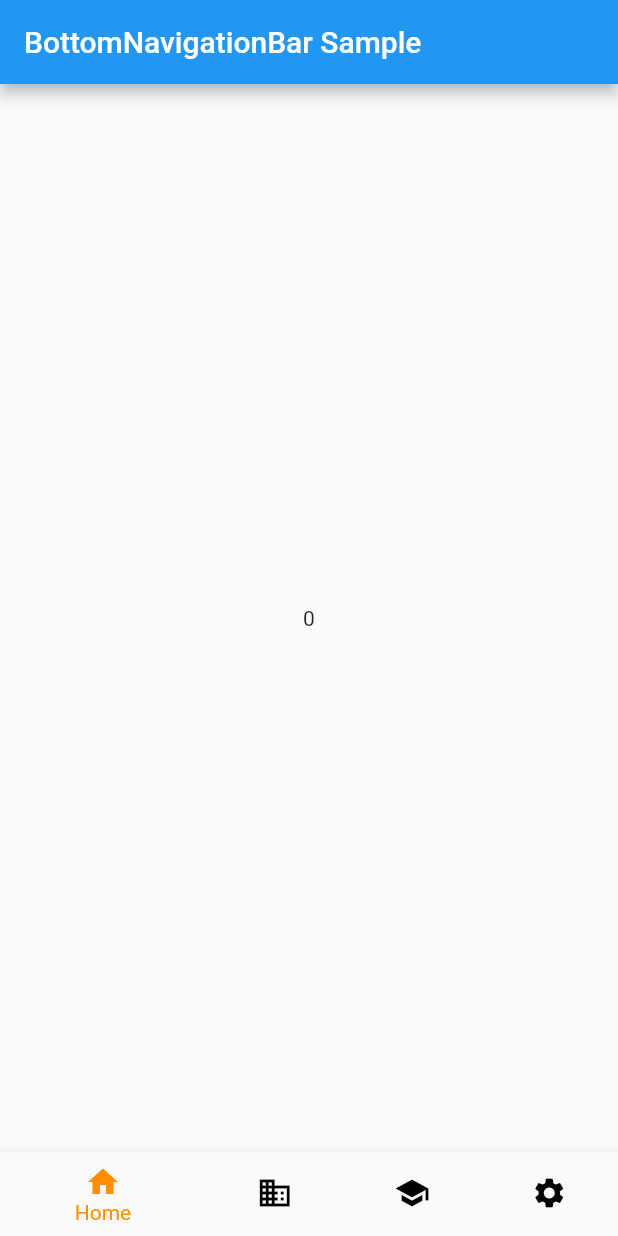
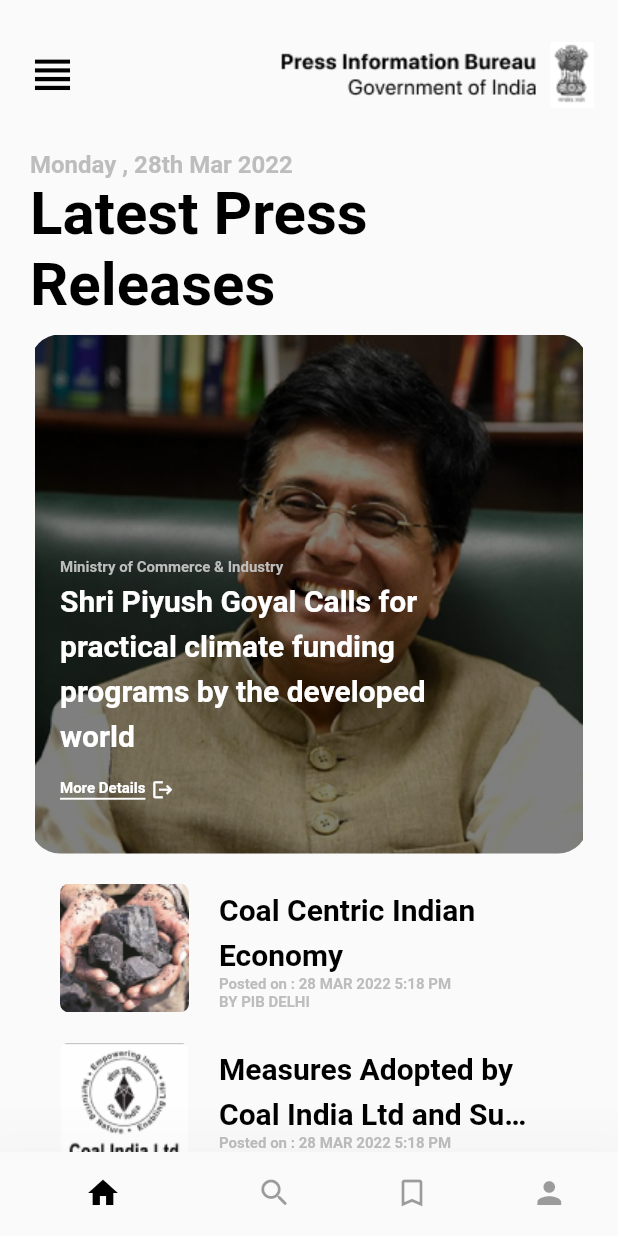
Before and after one commit to Rinav07/SIH-App, a Flutter app: the screen it shows after launch, on a phone screen of 412 x 824 dp. Run offline on Flutter 3.47's test engine with Material 2 defaults, Android fonts, the phone set to English and light mode, and no system bars.

Commit message:
home page done

```diff
--- /dev/null
+++ b/App/lib/home.dart
@@ -0,0 +1,271 @@
+import 'package:flutter/material.dart';
+
+// ignore: camel_case_types
+class homepage extends StatefulWidget {
+  const homepage({Key? key}) : super(key: key);
+
+  @override
+  State<homepage> createState() => _homepageState();
+}
+
+// ignore: camel_case_types
+class _homepageState extends State<homepage> {
+  @override
+  Widget build(BuildContext context) {
+    return Padding(
+      padding: const EdgeInsets.symmetric(horizontal: 20.0),
+      child: SingleChildScrollView(
+        child: Expanded(
+          child: Column(
+            mainAxisAlignment: MainAxisAlignment.spaceBetween,
+            crossAxisAlignment: CrossAxisAlignment.start,
+            children: [
+              const Text(
+                'Monday , 28th Mar 2022',
+                style: TextStyle(
+                    fontSize: 16,
+                    fontWeight: FontWeight.bold,
+                    color: Color(0xFFBDBDBD)),
+              ),
+              const Text(
+                'Latest Press Releases',
+                style: TextStyle(
+                    fontSize: 40, fontWeight: FontWeight.bold, color: Colors.black),
+              ),
+              Padding(
+                padding: const EdgeInsets.symmetric(vertical: 10.0),
+                child: Container(
+                  height: 346,
+                  width: double.infinity,
+                  decoration: BoxDecoration(
+                    borderRadius: const BorderRadius.all(Radius.circular(20)),
+                    image: DecorationImage(
+                        image: const AssetImage('assets/MoR_Piyush_Goyal 1.png'),
+                        colorFilter: ColorFilter.mode(
+                            Colors.black.withOpacity(0.5), BlendMode.srcOver)),
+                  ),
+                  child: Padding(
+                    padding: const EdgeInsets.all(20.0),
+                    child: Column(
+                      mainAxisAlignment: MainAxisAlignment.end,
+                      crossAxisAlignment: CrossAxisAlignment.start,
+                      children: [
+                        const Text(
+                          'Ministry of Commerce & Industry',
+                          style: TextStyle(
+                            fontWeight: FontWeight.bold,
+                            fontSize: 10,
+                            color: Color(0xFFBDBDBD),
+                          ),
+                        ),
+                        SizedBox(
+                          width: MediaQuery.of(context).size.width * 0.7,
+                          child: const Text(
+                            'Shri Piyush Goyal Calls for practical climate funding programs by the developed world',
+                            style: TextStyle(
+                              height: 1.5,
+                              fontWeight: FontWeight.bold,
+                              fontSize: 20,
+                              color: Colors.white,
+                            ),
+                          ),
+                        ),
+                        Padding(
+                          padding: const EdgeInsets.symmetric(vertical: 15.0),
+                          child: Row(
+                            mainAxisAlignment: MainAxisAlignment.start,
+                            children: [
+                              Container(
+
+                                decoration: const BoxDecoration(
+                                  border: Border(bottom: BorderSide(
+                                    color: Colors.white,
+                                    width: 1.3,
+                                  ))
+                                ),
+                                child: const Text(
+                                  'More Details',
+                                  style: TextStyle(
+                                    // height: 1.5,
+                                    fontWeight: FontWeight.bold,
+                                    fontSize: 10,
+                                    // decoration: TextDecoration.underline,
+                                    decorationThickness: 2,
+                                    color: Colors.white,
+                                  ),
+                                ),
+                              ),
+                              const Padding(
+                                padding: EdgeInsets.symmetric(horizontal: 4.0),
+                                child: Icon(Icons.logout, color: Colors.white,size: 15,),
+                              )
+                            ],
+                          ),
+                        )
+                      ],
+                    ),
+                  ),
+                ),
+              ),
+              Column(
+                children: [
+                  Padding(
+                    padding: const EdgeInsets.symmetric(vertical: 10.0),
+                    child: Row(
+                      mainAxisAlignment: MainAxisAlignment.start,
+                      children: [
+                        Padding(
+                          padding: const EdgeInsets.symmetric(horizontal: 20.0),
+                          child: Container(
+                            height: 86,
+                            width: 86,
+                            decoration: BoxDecoration(
+                              borderRadius: BorderRadius.circular(6.0),
+                              image: DecorationImage(image: AssetImage('assets/Screenshot 2022-03-28 223907 1.png'),)
+                            ),
+                          ),
+                        ),
+                        Column(
+                          crossAxisAlignment: CrossAxisAlignment.start,
+                          children: [
+                            SizedBox(
+                              width: MediaQuery.of(context).size.width * 0.5,
+                              child: const Text(
+                                'Coal Centric Indian Economy',
+                                maxLines: 2,
+                                style: TextStyle(
+                                  overflow: TextOverflow.ellipsis,
+                                  height: 1.5,
+                                  fontWeight: FontWeight.bold,
+                                  fontSize: 20,
+                                  color: Colors.black,
+                                ),
+                              ),
+                            ),
+
+                            SizedBox(
+                              width: MediaQuery.of(context).size.width * 0.4,
+                              child: const Text(
+                                'Posted on : 28 MAR 2022 5:18 PM BY PIB DELHI',
+                                style: TextStyle(
+                                  fontWeight: FontWeight.bold,
+                                  fontSize: 10,
+                                  color: Color(0xFFBDBDBD),
+                                ),
+                              ),
+                            )
+                          ],
+                        )
+                      ],
+                    ),
+                  ),
+                  Padding(
+                    padding: const EdgeInsets.symmetric(vertical: 10.0),
+                    child: Row(
+                      mainAxisAlignment: MainAxisAlignment.start,
+                      children: [
+                        Padding(
+                          padding: const EdgeInsets.symmetric(horizontal: 20.0),
+                          child: Container(
+                            height: 86,
+                            width: 86,
+                            decoration: BoxDecoration(
+                                borderRadius: BorderRadius.circular(6.0),
+                                image: DecorationImage(image: AssetImage('assets/coal-india-ltd 2.png'),)
+                            ),
+                          ),
+                        ),
+                        Column(
+                          crossAxisAlignment: CrossAxisAlignment.start,
+                          children: [
+                            SizedBox(
+                              width: MediaQuery.of(context).size.width * 0.5,
+                              child: const Text(
+                                'Measures Adopted by Coal India Ltd and Substituted',
+                                maxLines: 2,
+                                style: TextStyle(
+                                  overflow: TextOverflow.ellipsis,
+                                  height: 1.5,
+                                  fontWeight: FontWeight.bold,
+                                  fontSize: 20,
+                                  color: Colors.black,
+                                ),
+                              ),
+                            ),
+
+                            SizedBox(
+                              width: MediaQuery.of(context).size.width * 0.4,
+                              child: const Text(
+                                'Posted on : 28 MAR 2022 5:18 PM BY PIB DELHI',
+                                style: TextStyle(
+                                  fontWeight: FontWeight.bold,
+                                  fontSize: 10,
+                                  color: Color(0xFFBDBDBD),
+                                ),
+                              ),
+                            )
+                          ],
+                        )
+                      ],
+                    ),
+                  ),
+                  Padding(
+                    padding: const EdgeInsets.symmetric(vertical: 10.0),
+                    child: Row(
+                      mainAxisAlignment: MainAxisAlignment.start,
+                      children: [
+                        Padding(
+                          padding: const EdgeInsets.symmetric(horizontal: 20.0),
+                          child: Container(
+                            height: 86,
+                            width: 86,
+                            decoration: BoxDecoration(
+                                borderRadius: BorderRadius.circular(6.0),
+                                image: DecorationImage(image: AssetImage('assets/Screenshot 2022-03-28 223907 1.png'),)
+                            ),
+                          ),
+                        ),
+                        Column(
+                          crossAxisAlignment: CrossAxisAlignment.start,
+                          children: [
+                            SizedBox(
+                              width: MediaQuery.of(context).size.width * 0.5,
+                              child: const Text(
+                                'Coal Centric Indian Economy',
+                                maxLines: 2,
+                                style: TextStyle(
+                                  overflow: TextOverflow.ellipsis,
+                                  height: 1.5,
+                                  fontWeight: FontWeight.bold,
+                                  fontSize: 20,
+                                  color: Colors.black,
+                                ),
+                              ),
+                            ),
+
+                            SizedBox(
+                              width: MediaQuery.of(context).size.width * 0.4,
+                              child: const Text(
+                                'Posted on : 28 MAR 2022 5:18 PM BY PIB DELHI',
+                                style: TextStyle(
+                                  fontWeight: FontWeight.bold,
+                                  fontSize: 10,
+                                  color: Color(0xFFBDBDBD),
+                                ),
+                              ),
+                            )
+                          ],
+                        )
+                      ],
+                    ),
+                  ),
+
+                ],
+              )
+            ],
+          ),
+        ),
+      ),
+    );
+  }
+}
--- a/App/lib/main.dart
+++ b/App/lib/main.dart
@@ -1,4 +1,8 @@
 import 'package:flutter/material.dart';
+import 'package:sihapp/search.dart';
+
+import 'home.dart';
+//import 'package:flutter_svg/flutter_svg.dart';
 
 void main() => runApp(const MyApp());
 
@@ -22,10 +26,19 @@
 
 class _MyStatefulWidgetState extends State<MyStatefulWidget> {
   int _selectedIndex = 0;
+  late Widget _widgetoption = homepage();
 
   void _onItemTapped(int index) {
     setState(() {
       _selectedIndex = index;
+      if(index == 0)
+        {
+          _widgetoption = const homepage();
+        }
+      else if (index == 1)
+        {
+          _widgetoption = const Searchpage();
+        }
     });
   }
 
@@ -33,33 +46,47 @@
   Widget build(BuildContext context) {
     return Scaffold(
       appBar: AppBar(
-        title: const Text('BottomNavigationBar Sample'),
+        toolbarHeight: 100,
+        leadingWidth: 70,
+        leading: const Icon(
+          Icons.view_headline,
+          color: Colors.black,
+          size: 35,
+        ),
+        backgroundColor: Colors.transparent,
+        elevation: 0,
+        // titleSpacing: MediaQuery.of(context).size.width*0.1,
+        title: _selectedIndex==0? const Image(
+          alignment: Alignment.centerRight,
+          height: 80,
+          image: AssetImage('assets/Group 6.png'),
+        ): null,
       ),
-      body: Center(
-        child: Text(_selectedIndex.toString()),
-      ),
+      body: _widgetoption,
       bottomNavigationBar: BottomNavigationBar(
+        elevation: 50,
         items: const <BottomNavigationBarItem>[
           BottomNavigationBarItem(
             icon: Icon(Icons.home),
             label: 'Home',
           ),
           BottomNavigationBarItem(
-            icon: Icon(Icons.business),
-            label: 'Business',
+            icon: Icon(Icons.search_rounded),
+            label: 'Search',
           ),
           BottomNavigationBarItem(
-            icon: Icon(Icons.school),
-            label: 'School',
+            icon: Icon(Icons.bookmark_outline),
+            label: 'Bookmark',
           ),
           BottomNavigationBarItem(
-            icon: Icon(Icons.settings),
-            label: 'Settings',
+            icon: Icon(Icons.person),
+            label: 'Profile',
           ),
         ],
         currentIndex: _selectedIndex,
-        unselectedItemColor: Colors.black,
-        selectedItemColor: Colors.amber[800],
+        showSelectedLabels: false,
+        unselectedItemColor: Colors.black38,
+        selectedItemColor: Colors.black,
         onTap: _onItemTapped,
       ),
     );
--- /dev/null
+++ b/App/lib/search.dart
@@ -0,0 +1,56 @@
+import 'package:flutter/material.dart';
+
+class Searchpage extends StatefulWidget {
+  const Searchpage({Key? key}) : super(key: key);
+
+  @override
+  State<Searchpage> createState() => _SearchpageState();
+}
+
+class _SearchpageState extends State<Searchpage> {
+  @override
+  Widget build(BuildContext context) {
+    return Padding(
+      padding: const EdgeInsets.symmetric(horizontal: 20.0),
+      child: SingleChildScrollView(
+        child: Column(
+          crossAxisAlignment: CrossAxisAlignment.start,
+          children: [
+            const Text(
+              'Discover',
+              style: TextStyle(
+                  fontSize: 40, fontWeight: FontWeight.bold, color: Colors.black),
+            ),
+            const Text(
+              'Monday , 28th Mar 2022',
+              style: TextStyle(
+                  fontSize: 16,
+                  fontWeight: FontWeight.bold,
+                  color: Color(0xFFBDBDBD)),
+            ),
+            Container(
+              height: 50,
+              decoration: BoxDecoration(
+                borderRadius: BorderRadius.circular(15.0),
+                color: Color(0xfff1f1f1),
+              ),
+              child: const Center(
+                child: TextField(
+                decoration: InputDecoration(
+                  suffixIcon: Icon(Icons.filter_alt_outlined, color: Color(0xffbdbdbd),),
+                  prefixIcon:Icon(Icons.search_rounded, color: Color(0xffbdbdbd),),
+                  hintText: 'Search',
+                  hintStyle: TextStyle(
+                    color: Color(0xffbdbdbd),
+                  ),
+
+                  border: InputBorder.none,
+                ),
+            ),
+              ),),
+          ],
+        ),
+      ),
+    );
+  }
+}
```
Also changed, not shown: App/pubspec.yaml (+4 -3 lines), App/assets/03-1030x773-1024x768 2.png (added), App/assets/Group 6.png (added), App/assets/Group 6.svg (added), App/assets/MoR_Piyush_Goyal 1.png (added), App/assets/Screenshot 2022-03-28 223907 1.png (added), App/assets/coal-india-ltd 2.png (added), App/assets/coal-mine-fires 1.png (added), App/pubspec.lock.
